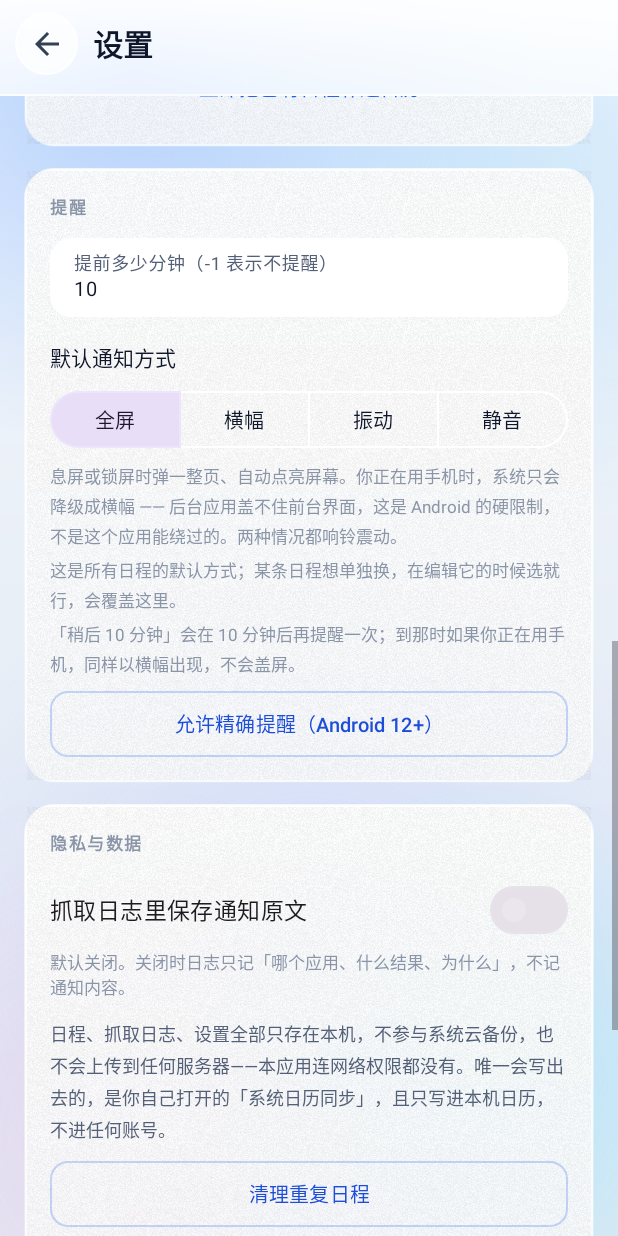
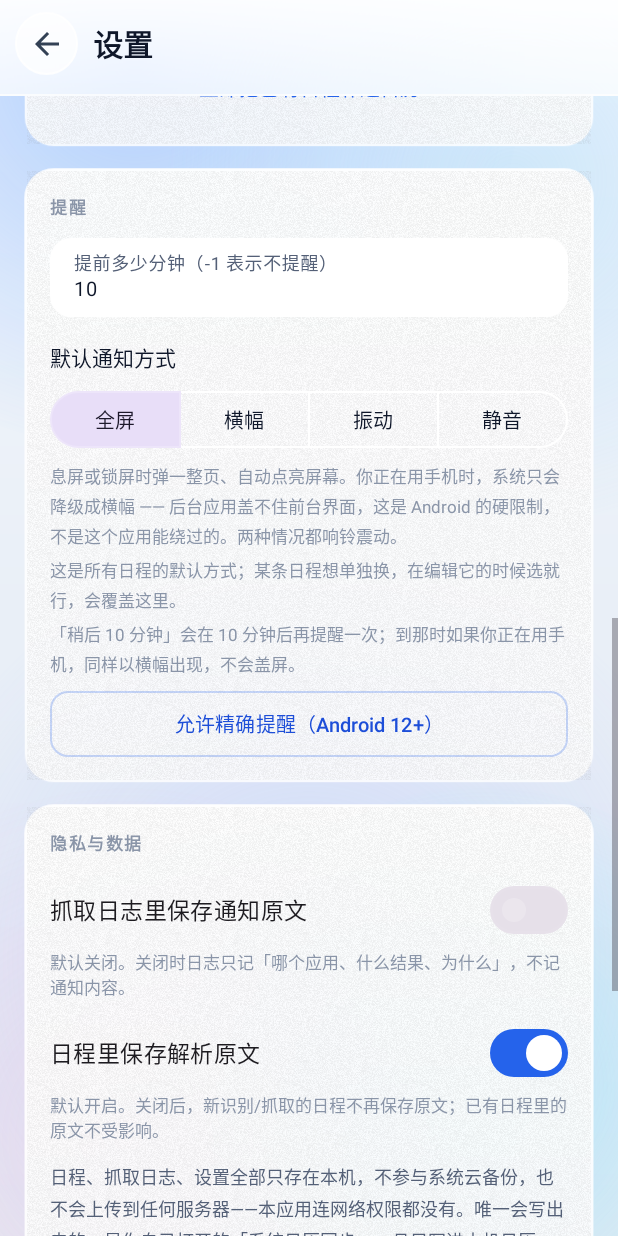
Before and after one commit to terry0110/smart-schedule, an Android app: the SettingsActivity screen opened directly, with no data from a screen before it, scrolled down 1064 dp, on a phone screen of 412 x 824 dp. Run offline under Robolectric (Android 15) with nearby library versions, the phone set to English and light mode, and no system bars.

Commit message:
feat: 新增「日程里保存解析原文」独立开关（v1.58）

```diff
--- a/app/build.gradle.kts
+++ b/app/build.gradle.kts
@@ -24,8 +24,8 @@ android {
         applicationId = "com.terry.smartschedule"
         minSdk = 26
         targetSdk = 35
-        versionCode = 57
-        versionName = "1.57"
+        versionCode = 58
+        versionName = "1.58"
     }
 
     signingConfigs {
--- a/app/src/main/java/com/terry/smartschedule/parse/Prefs.kt
+++ b/app/src/main/java/com/terry/smartschedule/parse/Prefs.kt
@@ -51,6 +51,17 @@ object Prefs {
         get() = sp.getBoolean("log_raw_text", false)
         set(v) {
             sp.edit().putBoolean("log_raw_text", v).apply()
+        }
+
+    /**
+     * 日程里是否保存识别/抓取到的原文。
+     * 默认开：原文用于回溯"这条是怎么来的"，也是编辑面板里那行「原文」的来源。
+     * 关掉只影响**之后**新建/改期的日程，已有日程里的原文不会自动删除。
+     */
+    var saveEventNote: Boolean
+        get() = sp.getBoolean("save_event_note", true)
+        set(v) {
+            sp.edit().putBoolean("save_event_note", v).apply()
         }
 
     /**
--- a/app/src/main/java/com/terry/smartschedule/ui/SettingsActivity.kt
+++ b/app/src/main/java/com/terry/smartschedule/ui/SettingsActivity.kt
@@ -96,6 +96,7 @@ class SettingsActivity : AppCompatActivity() {
             updateStyleDesc(v)
         }
         b.swLogRaw.isChecked = Prefs.logRawText
+        b.swSaveNote.isChecked = Prefs.saveEventNote
         b.swVerbose.isChecked = Prefs.captureVerbose
 
         // 开关立刻生效，不用等"保存"——这些开关用户期待马上起作用
@@ -150,6 +151,10 @@ class SettingsActivity : AppCompatActivity() {
 
         b.swLogRaw.setOnCheckedChangeListener { _, checked ->
             Prefs.logRawText = checked
+        }
+
+        b.swSaveNote.setOnCheckedChangeListener { _, checked ->
+            Prefs.saveEventNote = checked
         }
 
         b.swVerbose.setOnCheckedChangeListener { _, checked ->
--- a/app/src/main/res/layout/activity_settings.xml
+++ b/app/src/main/res/layout/activity_settings.xml
@@ -494,6 +494,22 @@
                         android:textColor="@color/text_tertiary"
                         android:textSize="11.5sp" />
 
+                    <com.google.android.material.materialswitch.MaterialSwitch
+                        android:id="@+id/swSaveNote"
+                        android:layout_width="match_parent"
+                        android:layout_height="wrap_content"
+                        android:layout_marginTop="12dp"
+                        android:text="@string/settings_save_note"
+                        android:textSize="15sp" />
+
+                    <TextView
+                        android:layout_width="match_parent"
+                        android:layout_height="wrap_content"
+                        android:layout_marginTop="2dp"
+                        android:text="@string/settings_save_note_desc"
+                        android:textColor="@color/text_tertiary"
+                        android:textSize="11.5sp" />
+
                     <TextView
                         android:layout_width="match_parent"
                         android:layout_height="wrap_content"
--- a/app/src/main/res/values/strings.xml
+++ b/app/src/main/res/values/strings.xml
@@ -107,6 +107,8 @@
     <string name="settings_section_privacy">隐私与数据</string>
     <string name="settings_log_raw">抓取日志里保存通知原文</string>
     <string name="settings_log_raw_desc">默认关闭。关闭时日志只记「哪个应用、什么结果、为什么」，不记通知内容。</string>
+    <string name="settings_save_note">日程里保存解析原文</string>
+    <string name="settings_save_note_desc">默认开启。关闭后，新识别/抓取的日程不再保存原文；已有日程里的原文不受影响。</string>
     <string name="settings_no_network">本应用不申请网络权限，所有解析都在手机上完成。</string>
     <string name="settings_privacy_note">日程、抓取日志、设置全部只存在本机，不参与系统云备份，也不会上传到任何服务器——本应用连网络权限都没有。唯一会写出去的，是你自己打开的「系统日历同步」，且只写进本机日历，不进任何账号。</string>
     <string name="settings_wipe">删除所有本地数据</string>
```
Also changed, not shown: app/src/main/java/com/terry/smartschedule/notify/NotificationCaptureService.kt (+13 -5 lines), app/src/main/java/com/terry/smartschedule/ui/MainActivity.kt (+11 -3 lines), 5 other files.
